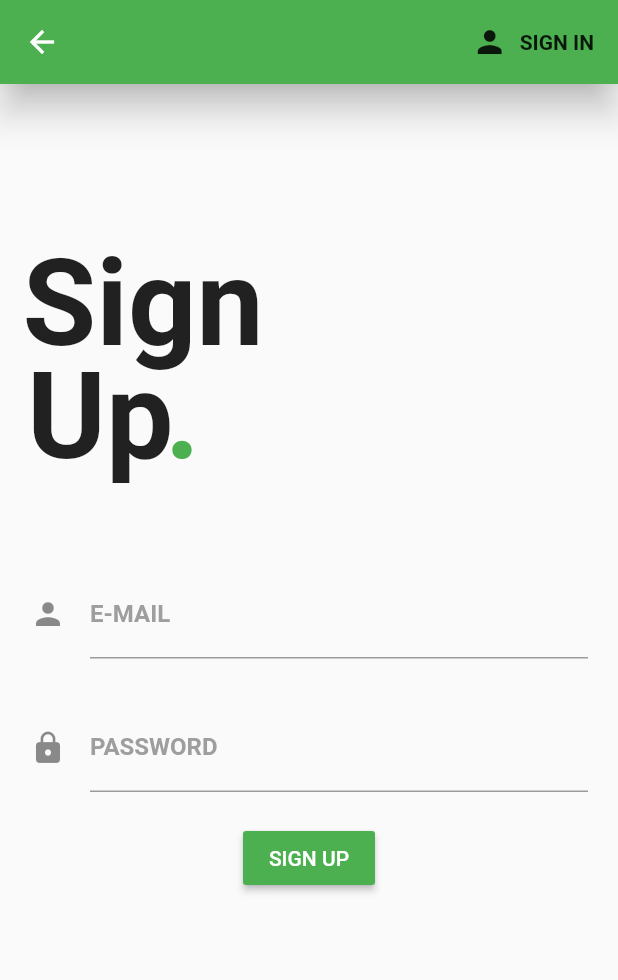
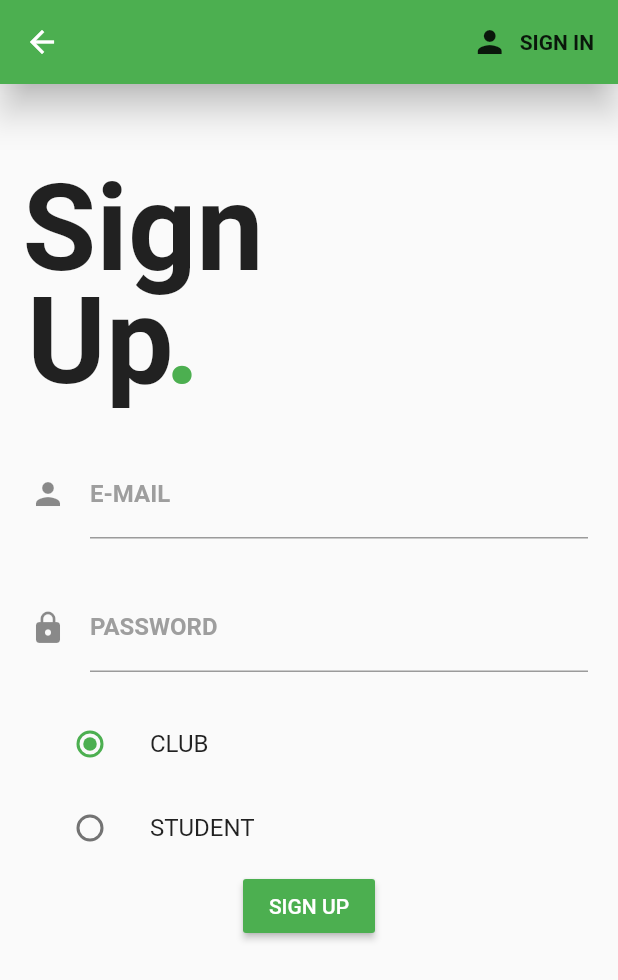
Before and after one commit to ddarshney/reminderapp, a Flutter app: the Register screen opened directly, on a phone screen of 412 x 824 dp. Shown: the top 980 px of the screen. Run offline on Flutter 3.47's test engine with Material 2 defaults, Android fonts, the phone set to English and light mode, and no system bars; our stand-ins replace firebase_auth, firebase_core; accounts and stored records are empty.

Commit message:
Update register.dart

```diff
--- a/lib/screens/authentication/register.dart
+++ b/lib/screens/authentication/register.dart
@@ -46,17 +46,17 @@ class _RegisterState extends State<Register> {
             child: Stack(
               children: <Widget>[
                 Container(
-                  padding: EdgeInsets.fromLTRB(15.0, 100.0, 0.0, 0.0),
+                  padding: EdgeInsets.fromLTRB(15.0, 50.0, 0.0, 0.0),
                   child: Text('Sign',
                       style: TextStyle(fontSize: 80.0, fontWeight: FontWeight.bold)),
                 ),
                 Container(
-                  padding: EdgeInsets.fromLTRB(18.0, 175.0, 0.0, 0.0),
+                  padding: EdgeInsets.fromLTRB(18.0, 125.0, 0.0, 0.0),
                   child: Text('Up',
                       style: TextStyle(fontSize: 80.0, fontWeight: FontWeight.bold)),
                 ),
                 Container(
-                  padding: EdgeInsets.fromLTRB(110.0, 175.0, 0.0, 0.0),
+                  padding: EdgeInsets.fromLTRB(110.0, 125.0, 0.0, 0.0),
                   child: Text('.',
                       style: TextStyle(fontSize: 80.0,fontWeight: FontWeight.bold,color: Colors.green)),
                 )
@@ -64,13 +64,13 @@ class _RegisterState extends State<Register> {
             ),
           ),
           Container(
-            padding: EdgeInsets.only(top: 35.0, left: 20.0, right: 20.0),
+            padding: EdgeInsets.only(top: 15.0, left: 20.0, right: 20.0),
             child: Form(
               key: _formKey,
               child: Column(
                 children: <Widget>[
                   SizedBox(
-                    height: 20.0,
+                    height: 10.0,
                   ),
                   TextFormField(
                     decoration: InputDecoration(
@@ -102,6 +102,32 @@ class _RegisterState extends State<Register> {
                     },
                   ),
                   SizedBox(height: 20.0),
+                  ListTile(
+                    title: const Text('CLUB'),
+                    leading: Radio(
+                      activeColor: Colors.green,
+                      value:SingingCharacter.clubmember,
+                      groupValue: _character,
+                      onChanged: (SingingCharacter value){
+                        setState(() {
+                          _character=value;
+                        });
+                      },
+                    ),
+                  ),
+                  ListTile(
+                    title:const Text('STUDENT'),
+                    leading: Radio(
+                      activeColor: Colors.green,
+                      value:SingingCharacter.student,
+                      groupValue: _character,
+                      onChanged: (SingingCharacter value){
+                        setState(() {
+                          _character=value;
+                        });
+                      },
+                    ),
+                  ),
                   RaisedButton(
                       color: Colors.green,
                       child: Text(
@@ -119,7 +145,6 @@ class _RegisterState extends State<Register> {
                           }
                         }
                       }),
-
                   Text(
                     error,
                     style: TextStyle(color: Colors.red, fontSize: 15.0),
```
